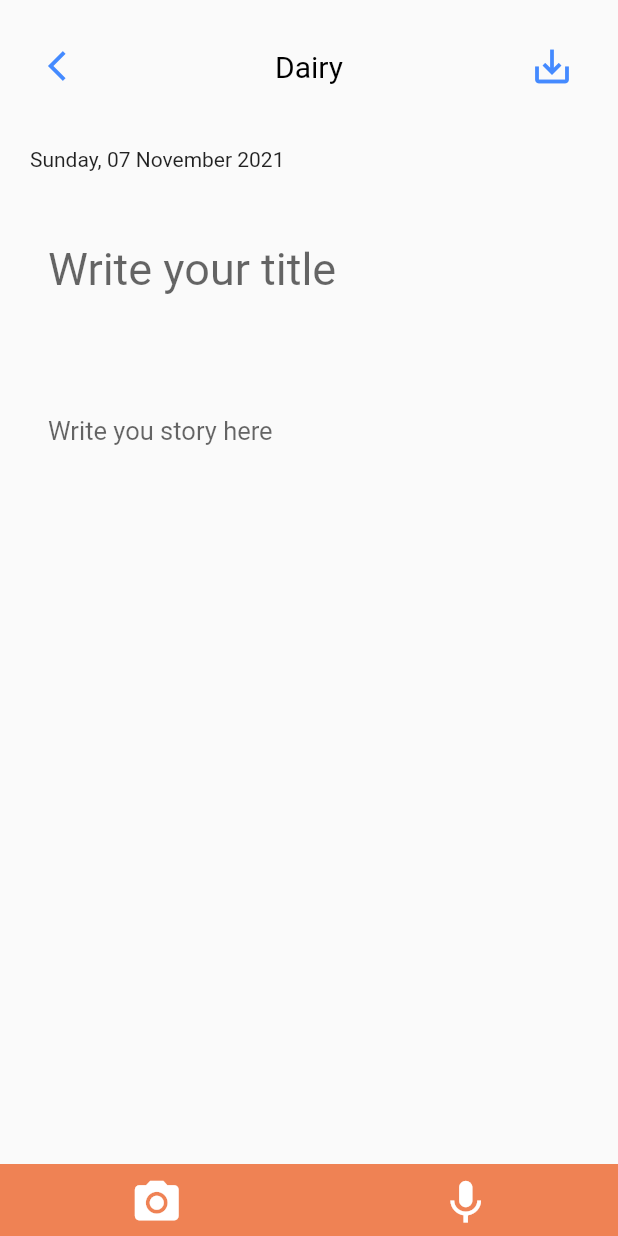
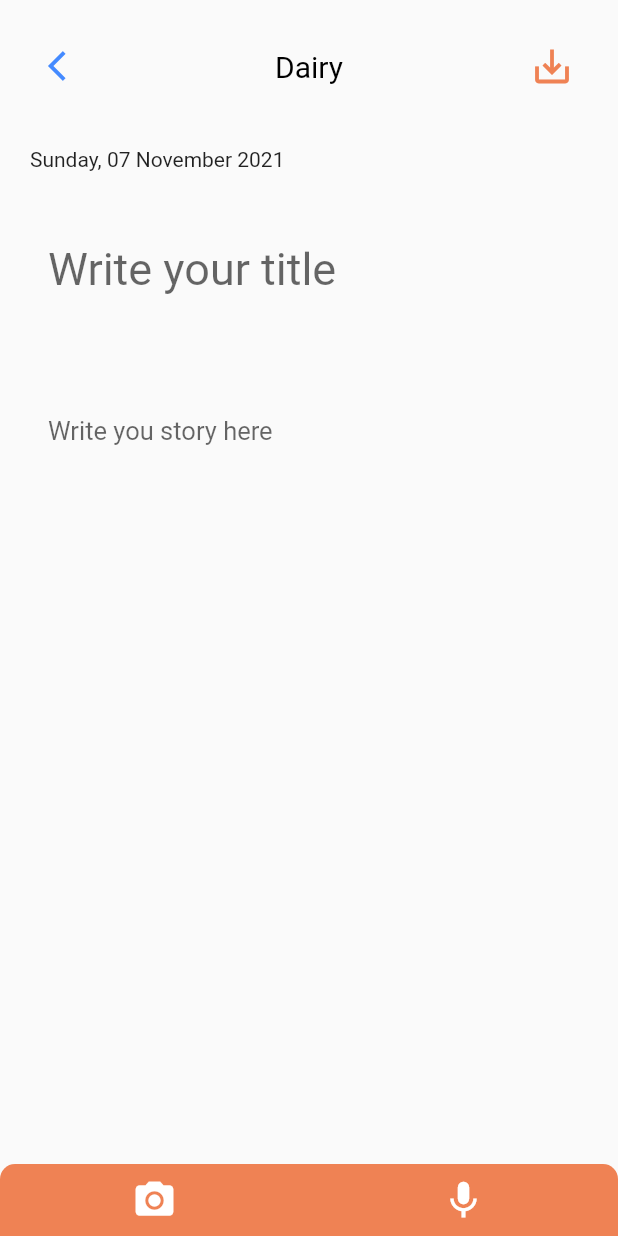
Before and after one commit to richard-gusmao/my-diary, a Flutter app: the AddStoryScreen screen opened directly, on a phone screen of 412 x 824 dp. Run offline on Flutter 3.47's test engine with Material 2 defaults, Android fonts, the phone set to English and light mode, and no system bars.

```diff
--- a/lib/screens/add_story_screen.dart
+++ b/lib/screens/add_story_screen.dart
@@ -52,7 +52,7 @@ class _AddStoryScreenState extends State<AddStoryScreen> {
                     icon: Icon(
                       Icons.save_alt,
                       // Icons.more_vert_outlined,
-                      color: Colors.blueAccent,
+                      color: Color.fromARGB(255, 239, 130, 84),
                       size: 30,
                     ),
                   ),
@@ -92,8 +92,11 @@ class _AddStoryScreenState extends State<AddStoryScreen> {
       ),
       bottomNavigationBar: Container(
         decoration: BoxDecoration(
-          color: Color.fromARGB(255, 239, 130, 84),
-        ),
+            color: Color.fromARGB(255, 239, 130, 84),
+            borderRadius: BorderRadius.only(
+              topLeft: Radius.circular(10),
+              topRight: Radius.circular(10),
+            )),
         child: Row(
           crossAxisAlignment: CrossAxisAlignment.center,
           mainAxisAlignment: MainAxisAlignment.spaceAround,
@@ -109,7 +112,7 @@ class _AddStoryScreenState extends State<AddStoryScreen> {
               icon: Icon(
                 Icons.camera_alt,
                 color: Colors.white,
-                size: 35,
+                size: 30,
               ),
             ),
             IconButton(
@@ -117,7 +120,7 @@ class _AddStoryScreenState extends State<AddStoryScreen> {
               icon: Icon(
                 Icons.mic,
                 color: Colors.white,
-                size: 35,
+                size: 30,
               ),
             )
           ],
--- a/pubspec.yaml
+++ b/pubspec.yaml
@@ -35,6 +35,8 @@ dependencies:
   # The following adds the Cupertino Icons font to your application.
   # Use with the CupertinoIcons class for iOS style icons.
   cupertino_icons: ^1.0.2
+  flutter_sound: ^9.2.13
+  image_picker: ^1.0.7
   # sqflite: ^2.3.2
 
 dev_dependencies:
```
Also changed, not shown: pubspec.lock.
